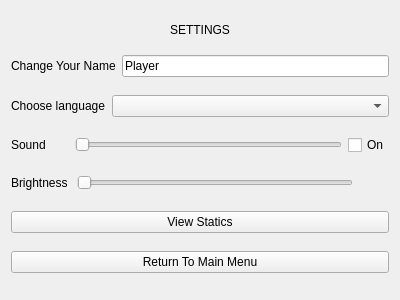
This is src/menu/settingswidget.ui in VKuzia/cat-circus as Qt 5 draws it before an edit. The edited form follows.
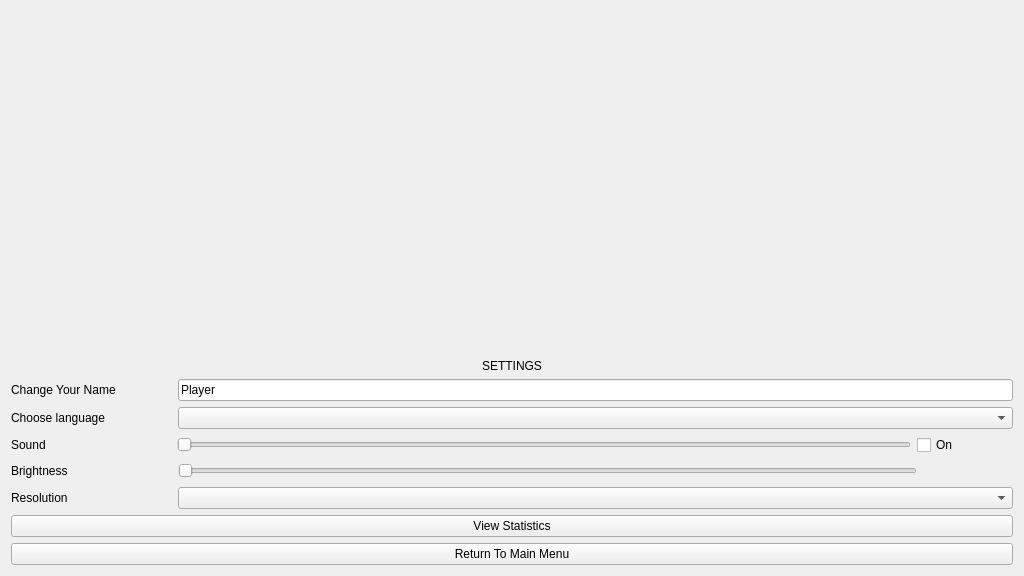
This is the edited form. Custom widgets are drawn as their Qt base class.

Patch:
```diff
--- a/src/menu/settingswidget.ui
+++ b/src/menu/settingswidget.ui
@@ -6,14 +6,20 @@
    <rect>
     <x>0</x>
     <y>0</y>
-    <width>400</width>
-    <height>300</height>
+    <width>1024</width>
+    <height>576</height>
    </rect>
   </property>
   <property name="windowTitle">
    <string>Form</string>
   </property>
-  <layout class="QVBoxLayout" name="verticalLayout" stretch="4,3,3,3,3,3,3">
+  <layout class="QVBoxLayout" name="verticalLayout" stretch="0,4,3,3,3,3,3,3,3">
+   <item>
+    <widget class="QStackedWidget" name="ui_stacked_widget_">
+     <widget class="StatisticsPage" name="ui_statistics_page_"/>
+     <widget class="QWidget" name="page_4"/>
+    </widget>
+   </item>
    <item>
     <widget class="QLabel" name="ui_settings_label_">
      <property name="sizePolicy">
@@ -118,10 +124,24 @@
      </item>
     </layout>
    </item>
+   <item>
+    <layout class="QHBoxLayout" name="ui_resolution_layout_" stretch="5,26">
+     <item>
+      <widget class="QLabel" name="ui_resolution_label_">
+       <property name="text">
+        <string>Resolution</string>
+       </property>
+      </widget>
+     </item>
+     <item>
+      <widget class="QComboBox" name="ui_resolution_combo_box_"/>
+     </item>
+    </layout>
+   </item>
    <item>
     <widget class="QPushButton" name="ui_statistics_button_">
      <property name="text">
-      <string>View Statics</string>
+      <string>View Statistics</string>
      </property>
     </widget>
    </item>
@@ -140,6 +160,14 @@
    </item>
   </layout>
  </widget>
+ <customwidgets>
+  <customwidget>
+   <class>StatisticsPage</class>
+   <extends>QWidget</extends>
+   <header>src/menu/statisticspage.h</header>
+   <container>1</container>
+  </customwidget>
+ </customwidgets>
  <resources/>
  <connections>
   <connection>
```
